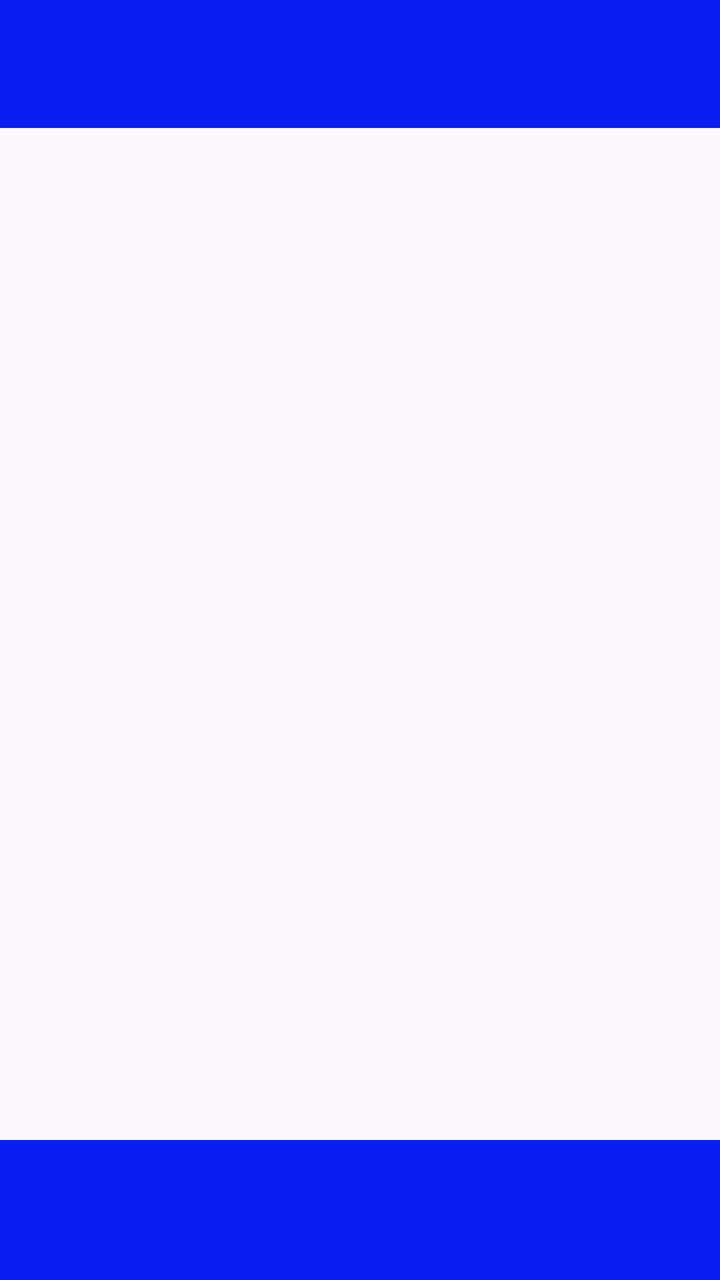
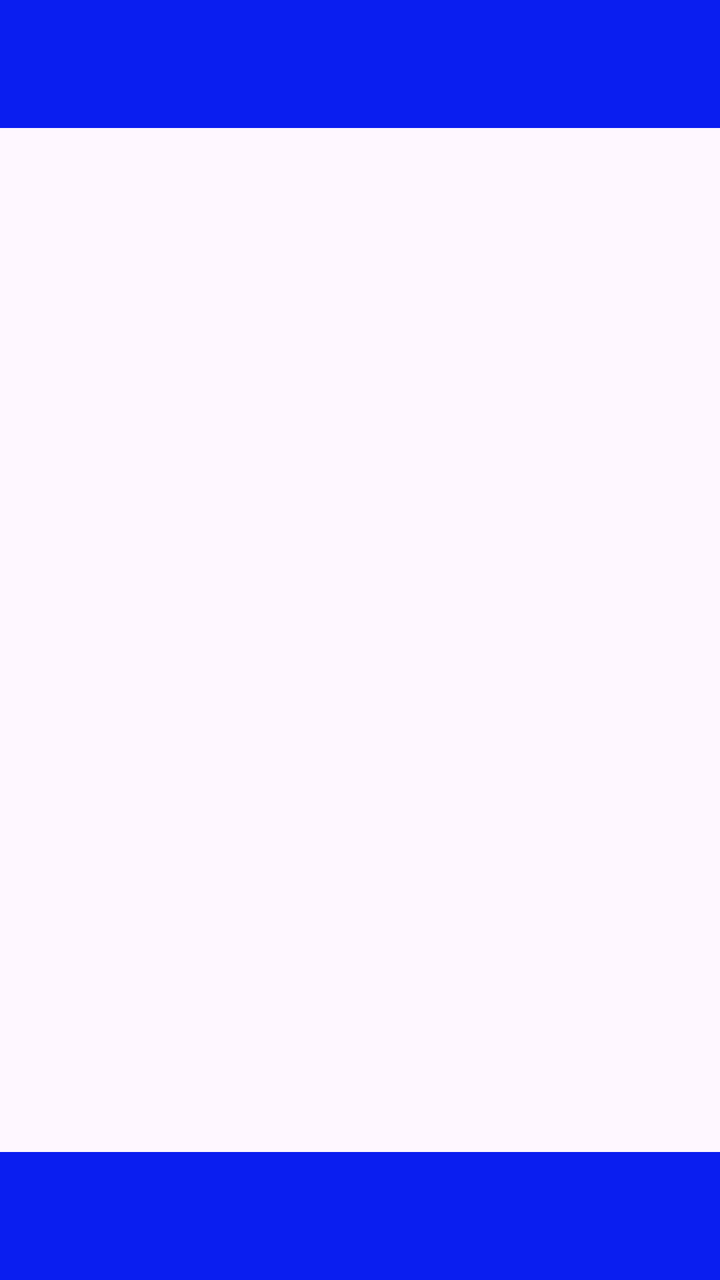

Compare the two renders of this Android layout. The source of the first and the diff that turns it into the second are given below.
<!-- AndroidManifest.xml: application theme Theme.Proyecto -->
<!-- res/layout/activity_pag_inicio.xml -->
<?xml version="1.0" encoding="utf-8"?>
<androidx.constraintlayout.widget.ConstraintLayout xmlns:android="http://schemas.android.com/apk/res/android"
    xmlns:app="http://schemas.android.com/apk/res-auto"
    xmlns:tools="http://schemas.android.com/tools"
    android:id="@+id/main"
    android:layout_width="match_parent"
    android:layout_height="match_parent"
    tools:context=".PagInicioActivity">

    <com.google.android.material.bottomnavigation.BottomNavigationView
        android:layout_width="412dp"
        android:layout_height="70dp"
        android:background="@color/Azul_Oscuro"
        app:layout_constraintBottom_toBottomOf="parent"
        app:layout_constraintEnd_toEndOf="parent"
        app:layout_constraintStart_toStartOf="parent" />

    <androidx.appcompat.widget.Toolbar
        android:id="@+id/toolbar4"
        android:layout_width="0dp"
        android:layout_height="wrap_content"
        android:background="@color/Azul_Oscuro"
        android:minHeight="?attr/actionBarSize"
        android:theme="?attr/actionBarTheme"
        app:layout_constraintEnd_toEndOf="parent"
        app:layout_constraintStart_toStartOf="parent"
        app:layout_constraintTop_toTopOf="parent"
        app:maxButtonHeight="70dp" />
</androidx.constraintlayout.widget.ConstraintLayout>
<!-- resources referenced by this layout -->
<resources>
  <color name="Azul_Oscuro">#0A1EF0</color>
  <style name="Theme.Proyecto" parent="Base.Theme.Proyecto" />
  <style name="Base.Theme.Proyecto" parent="Theme.Material3.DayNight.NoActionBar">
          
          
      </style>
</resources>

<!-- the commit's change to res/layout/activity_pag_inicio.xml (unified diff, before → after) -->
@@ -5,15 +5,7 @@
     android:id="@+id/main"
     android:layout_width="match_parent"
     android:layout_height="match_parent"
-    tools:context=".PagInicioActivity">
-
-    <com.google.android.material.bottomnavigation.BottomNavigationView
-        android:layout_width="412dp"
-        android:layout_height="70dp"
-        android:background="@color/Azul_Oscuro"
-        app:layout_constraintBottom_toBottomOf="parent"
-        app:layout_constraintEnd_toEndOf="parent"
-        app:layout_constraintStart_toStartOf="parent" />
+    tools:context=".Vistas.PagInicioActivity">
 
     <androidx.appcompat.widget.Toolbar
         android:id="@+id/toolbar4"
@@ -26,4 +18,23 @@
         app:layout_constraintStart_toStartOf="parent"
         app:layout_constraintTop_toTopOf="parent"
         app:maxButtonHeight="70dp" />
+
+    <androidx.recyclerview.widget.RecyclerView
+        android:layout_width="0dp"
+        android:layout_height="0dp"
+        app:layout_constraintBottom_toTopOf="@+id/toolbar5"
+        app:layout_constraintEnd_toEndOf="parent"
+        app:layout_constraintStart_toStartOf="parent"
+        app:layout_constraintTop_toBottomOf="@+id/toolbar4" />
+
+    <androidx.appcompat.widget.Toolbar
+        android:id="@+id/toolbar5"
+        android:layout_width="0dp"
+        android:layout_height="64dp"
+        android:background="@color/Azul_Oscuro"
+        android:minHeight="?attr/actionBarSize"
+        android:theme="?attr/actionBarTheme"
+        app:layout_constraintBottom_toBottomOf="parent"
+        app:layout_constraintEnd_toEndOf="parent"
+        app:layout_constraintStart_toStartOf="parent" />
 </androidx.constraintlayout.widget.ConstraintLayout>
